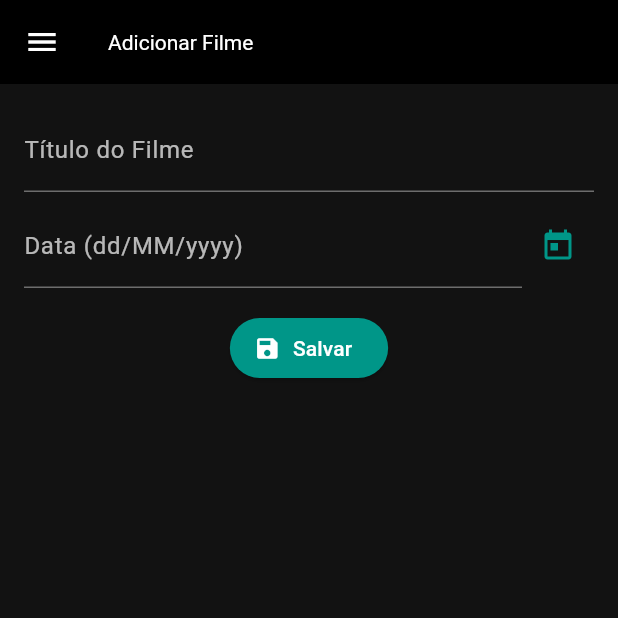
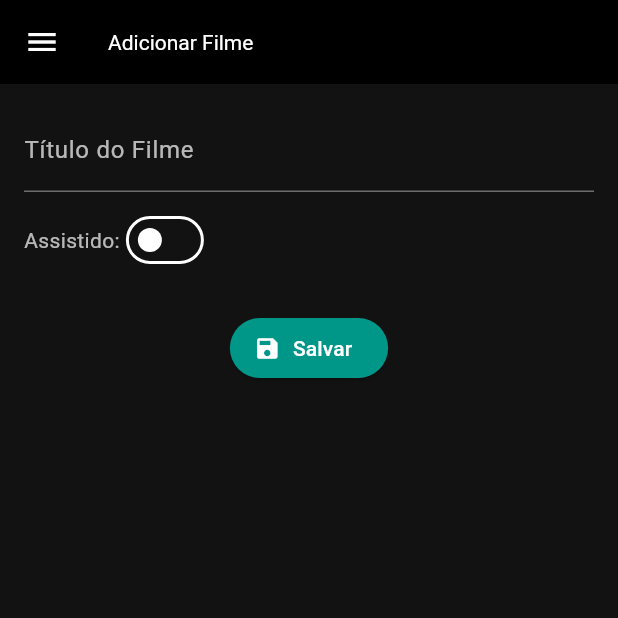
Before and after one commit to Crautor/prova_tessele_01, a Flutter app: the CadastroFilmePage screen opened by its route, on a phone screen of 412 x 824 dp, the top half of it. Run offline on Flutter 3.47's test engine with Material 3 defaults, Android fonts, the phone set to English and light mode, and no system bars; our stand-ins replace shared_preferences; accounts and stored records are empty.

Commit message:
fix: adicionando funcionalidades que tinha entendido errado e não tinha implementado

```diff
--- a/lib/pages/CadastroFilmePage.dart
+++ b/lib/pages/CadastroFilmePage.dart
@@ -14,6 +14,7 @@ class CadastroFilmePage extends StatefulWidget {
 class _CadastroFilmePageState extends State<CadastroFilmePage> {
   final _tituloController = TextEditingController();
   final _dataController = TextEditingController();
+  bool _assistido = false;
 
   void _preencherDataHoje() {
     final hoje = DateFormat('dd/MM/yyyy').format(DateTime.now());
@@ -23,15 +24,19 @@ class _CadastroFilmePageState extends State<CadastroFilmePage> {
   Future<void> _adicionarFilme() async {
     final titulo = _tituloController.text;
     final data = _dataController.text;
-    if (titulo.isEmpty || data.isEmpty) return;
+    if (titulo.isEmpty || (_assistido && data.isEmpty)) return;
 
     final prefs = await SharedPreferences.getInstance();
     final String? json = prefs.getString('filmesAssistidos');
-    final List<Map<String, dynamic>> filmes = json != null
-        ? List<Map<String, dynamic>>.from(jsonDecode(json))
-        : [];
+    final List<Map<String, dynamic>> filmes =
+        json != null ? List<Map<String, dynamic>>.from(jsonDecode(json)) : [];
 
-    filmes.add({'titulo': titulo, 'data': data});
+    filmes.add({
+      'titulo': titulo,
+      'data': _assistido ? data : null,
+      'assistido':
+          _assistido, // Garante que a flag assistido seja salva corretamente
+    });
     await prefs.setString('filmesAssistidos', jsonEncode(filmes));
 
     Navigator.pop(context); // volta para a tela principal
@@ -54,27 +59,34 @@ class _CadastroFilmePageState extends State<CadastroFilmePage> {
                 'Menu',
                 style: TextStyle(color: Colors.white, fontSize: 24),
               ),
-              decoration: BoxDecoration(
-                color: Colors.black,
-              ),
+              decoration: BoxDecoration(color: Colors.black),
             ),
             ListTile(
               leading: const Icon(Icons.home, color: Colors.white),
-              title: const Text('Tela Principal', style: TextStyle(color: Colors.white)),
+              title: const Text(
+                'Tela Principal',
+                style: TextStyle(color: Colors.white),
+              ),
               onTap: () {
                 Navigator.pushReplacementNamed(context, '/');
               },
             ),
             ListTile(
               leading: const Icon(Icons.add, color: Colors.white),
-              title: const Text('Adicionar Filme', style: TextStyle(color: Colors.white)),
+              title: const Text(
+                'Adicionar Filme',
+                style: TextStyle(color: Colors.white),
+              ),
               onTap: () {
                 Navigator.pushReplacementNamed(context, '/cadastro');
               },
             ),
             ListTile(
               leading: const Icon(Icons.info, color: Colors.white),
-              title: const Text('Créditos', style: TextStyle(color: Colors.white)),
+              title: const Text(
+                'Créditos',
+                style: TextStyle(color: Colors.white),
+              ),
               onTap: () {
                 Navigator.pushReplacementNamed(context, '/creditos');
               },
@@ -103,6 +115,29 @@ class _CadastroFilmePageState extends State<CadastroFilmePage> {
             const SizedBox(height: 8),
             Row(
               children: [
+                const Text(
+                  'Assistido:',
+                  style: TextStyle(color: Colors.white70),
+                ),
+                Switch(
+                  value: _assistido,
+                  onChanged: (value) {
+                    setState(() {
+                      _assistido = value;
+                      if (!_assistido) {
+                        _dataController
+                            .clear(); // Limpa a data se desmarcar como assistido
+                      }
+                    });
+                  },
+                  activeColor: Colors.teal,
+                ),
+              ],
+            ),
+            const SizedBox(height: 8),
+            if (_assistido) // Esconde o input de data se o switch não estiver ativado
+              Row(
+                children: [
                   Expanded(
                     child: TextField(
                       controller: _dataController,
@@ -126,8 +161,9 @@ class _CadastroFilmePageState extends State<CadastroFilmePage> {
                           lastDate: DateTime(2100),
                         );
                         if (picked != null) {
-                        _dataController.text =
-                            DateFormat('dd/MM/yyyy').format(picked);
+                          _dataController.text = DateFormat(
+                            'dd/MM/yyyy',
+                          ).format(picked);
                         }
                       },
                     ),
```
Also changed, not shown: lib/pages/FilmesListPage.dart (+82 -22 lines), 1 other file. Lines whose indentation alone changed are shown as unchanged.
